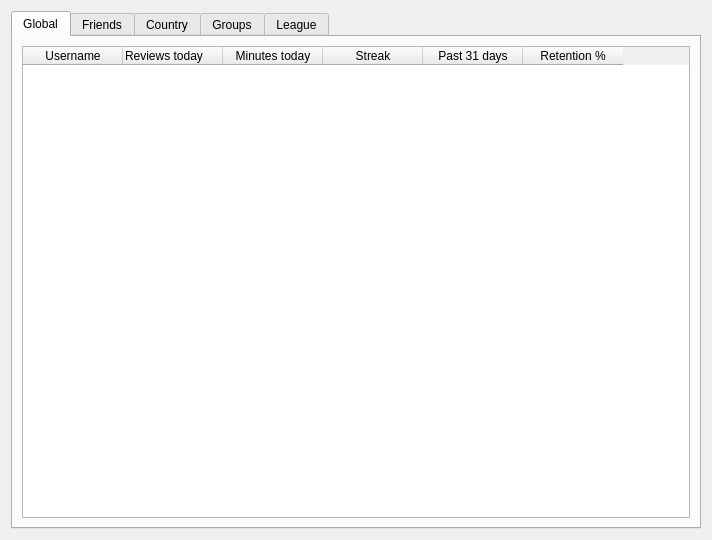
Above: designer/Leaderboard.ui from ThoreBor/Anki_Leaderboard before the change. Below: the same form after it.
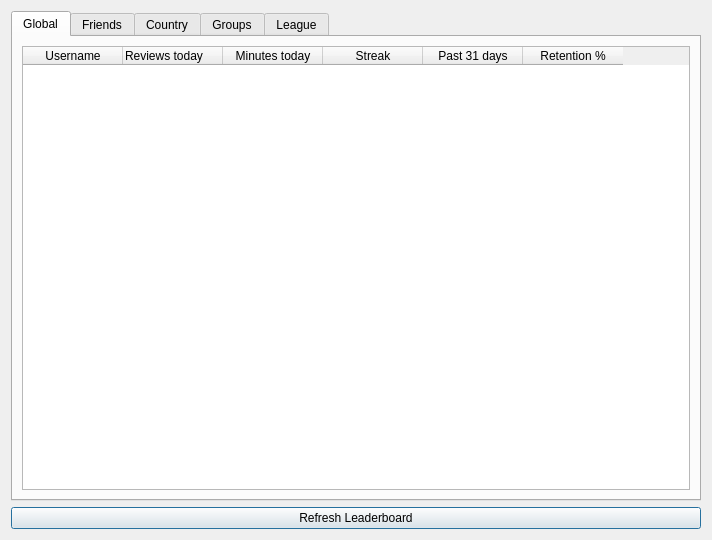
That is the form after the change.

The edit to the form file:
```diff
--- a/designer/Leaderboard.ui
+++ b/designer/Leaderboard.ui
@@ -403,6 +403,13 @@
      </widget>
     </widget>
    </item>
+   <item>
+    <widget class="QPushButton" name="refreshButton">
+     <property name="text">
+      <string>Refresh Leaderboard</string>
+     </property>
+    </widget>
+   </item>
   </layout>
  </widget>
  <resources/>
```
